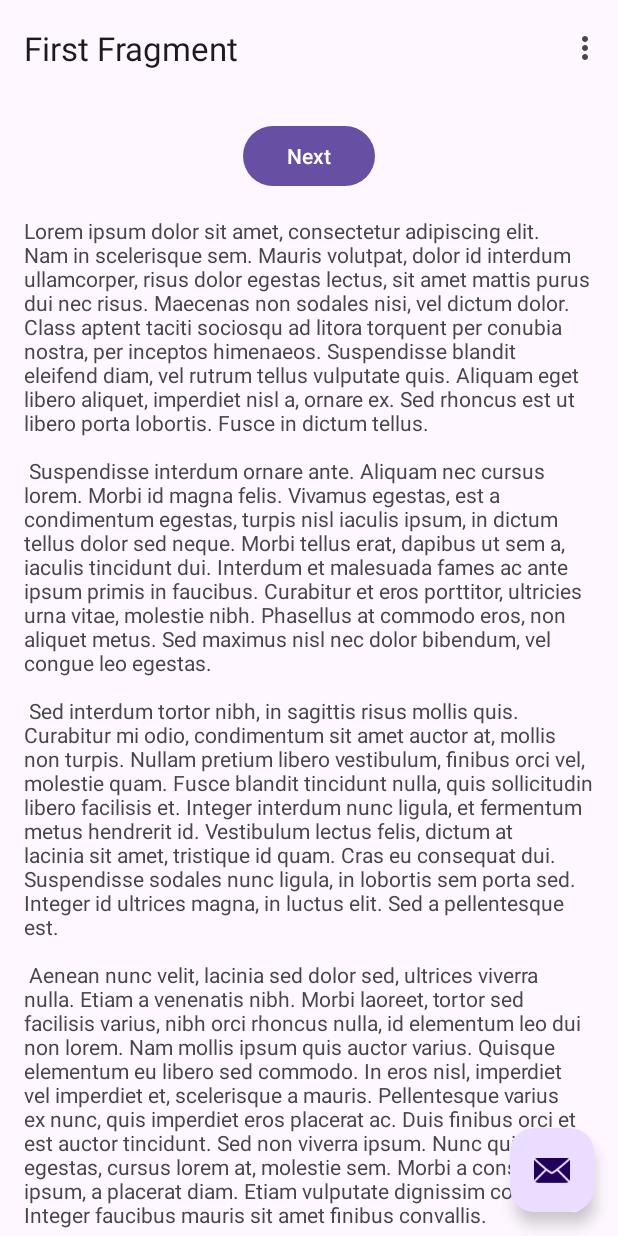
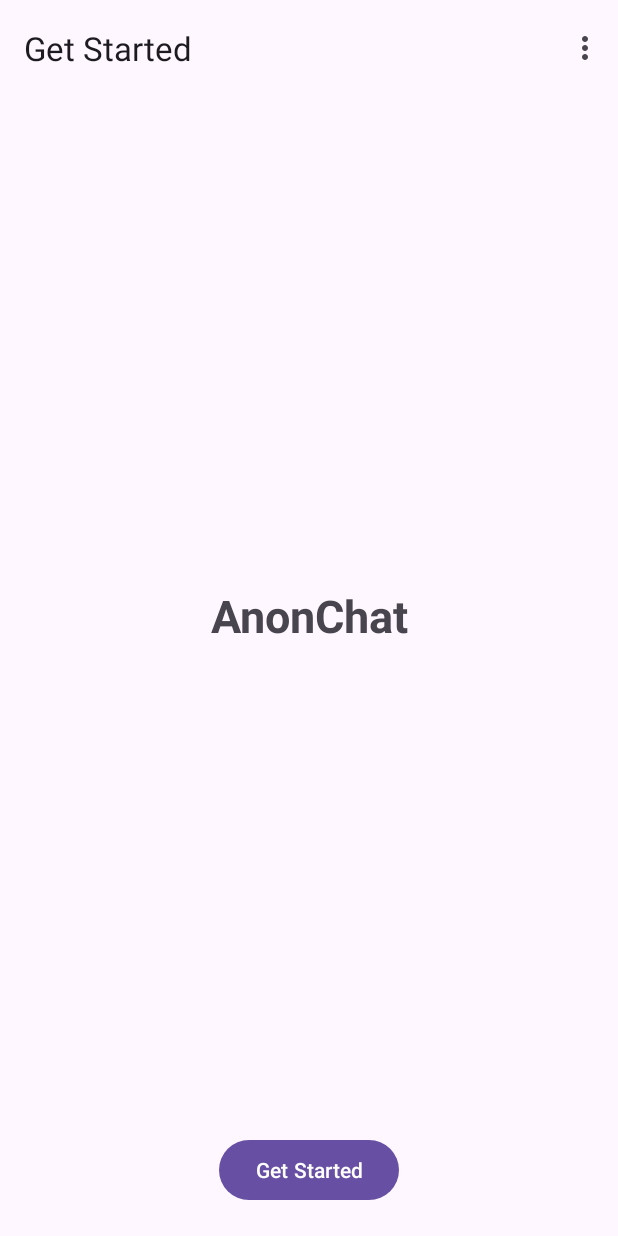
Before and after one commit to manish591/anonchat, an Android app: the screen it shows after launch (MainActivity), on a phone screen of 412 x 824 dp. Run offline under Robolectric (Android 15) with nearby library versions, the phone set to English and light mode, and no system bars; our stand-ins replace navigation-ui.

Commit message:
Feat: updated ui

```diff
--- a/app/src/main/AndroidManifest.xml
+++ b/app/src/main/AndroidManifest.xml
@@ -13,7 +13,7 @@
         android:theme="@style/Theme.AnonChat"
         tools:targetApi="31">
         <activity
-            android:name=".MainActivity"
+            android:name=".view.MainActivity"
             android:exported="true"
             android:theme="@style/Theme.AnonChat">
             <intent-filter>
--- /dev/null
+++ b/app/src/main/java/com/manish/anonchat/model/Users.java
@@ -0,0 +1,4 @@
+package com.manish.anonchat.model;
+
+public class Users {
+}
--- a/app/src/main/java/com/manish/anonchat/FirstFragment.java
+++ b/app/src/main/java/com/manish/anonchat/view/GetStarted.java
@@ -1,4 +1,4 @@
-package com.manish.anonchat;
+package com.manish.anonchat.view;
 
 import android.os.Bundle;
 import android.view.LayoutInflater;
@@ -9,11 +9,12 @@ import androidx.annotation.NonNull;
 import androidx.fragment.app.Fragment;
 import androidx.navigation.fragment.NavHostFragment;
 
-import com.manish.anonchat.databinding.FragmentFirstBinding;
+import com.manish.anonchat.R;
+import com.manish.anonchat.databinding.FragmentGetStartedBinding;
 
-public class FirstFragment extends Fragment {
+public class GetStarted extends Fragment {
 
-    private FragmentFirstBinding binding;
+    private FragmentGetStartedBinding binding;
 
     @Override
     public View onCreateView(
@@ -21,7 +22,7 @@ public class FirstFragment extends Fragment {
             Bundle savedInstanceState
     ) {
 
-        binding = FragmentFirstBinding.inflate(inflater, container, false);
+        binding = FragmentGetStartedBinding.inflate(inflater, container, false);
         return binding.getRoot();
 
     }
@@ -29,9 +30,9 @@ public class FirstFragment extends Fragment {
     public void onViewCreated(@NonNull View view, Bundle savedInstanceState) {
         super.onViewCreated(view, savedInstanceState);
 
-        binding.buttonFirst.setOnClickListener(v ->
-                NavHostFragment.findNavController(FirstFragment.this)
-                        .navigate(R.id.action_FirstFragment_to_SecondFragment)
+        binding.getStarted.setOnClickListener(v ->
+                NavHostFragment.findNavController(GetStarted.this)
+                        .navigate(R.id.action_GetStarted_to_DOB)
         );
     }
 
--- /dev/null
+++ b/app/src/main/java/com/manish/anonchat/viewmodel/UsersViewModel.java
@@ -0,0 +1,4 @@
+package com.manish.anonchat.viewmodel;
+
+public class UsersViewModel {
+}
--- a/app/src/main/res/layout/activity_main.xml
+++ b/app/src/main/res/layout/activity_main.xml
@@ -5,7 +5,7 @@
     android:layout_width="match_parent"
     android:layout_height="match_parent"
     android:fitsSystemWindows="true"
-    tools:context=".MainActivity">
+    tools:context=".view.MainActivity">
 
     <com.google.android.material.appbar.AppBarLayout
         android:layout_width="match_parent"
@@ -21,13 +21,4 @@
 
     <include layout="@layout/content_main" />
 
-    <com.google.android.material.floatingactionbutton.FloatingActionButton
-        android:id="@+id/fab"
-        android:layout_width="wrap_content"
-        android:layout_height="wrap_content"
-        android:layout_gravity="bottom|end"
-        android:layout_marginEnd="@dimen/fab_margin"
-        android:layout_marginBottom="16dp"
-        app:srcCompat="@android:drawable/ic_dialog_email" />
-
 </androidx.coordinatorlayout.widget.CoordinatorLayout>
--- a/app/src/main/res/layout/content_main.xml
+++ b/app/src/main/res/layout/content_main.xml
@@ -8,12 +8,13 @@
     <fragment
         android:id="@+id/nav_host_fragment_content_main"
         android:name="androidx.navigation.fragment.NavHostFragment"
-        android:layout_width="0dp"
-        android:layout_height="0dp"
+        android:layout_width="match_parent"
+        android:layout_height="match_parent"
         app:defaultNavHost="true"
         app:layout_constraintBottom_toBottomOf="parent"
         app:layout_constraintEnd_toEndOf="parent"
         app:layout_constraintStart_toStartOf="parent"
         app:layout_constraintTop_toTopOf="parent"
         app:navGraph="@navigation/nav_graph" />
+
 </androidx.constraintlayout.widget.ConstraintLayout>
--- a/app/src/main/res/layout/fragment_first.xml
+++ /dev/null
@@ -1,35 +0,0 @@
-<?xml version="1.0" encoding="utf-8"?>
-<androidx.core.widget.NestedScrollView xmlns:android="http://schemas.android.com/apk/res/android"
-    xmlns:app="http://schemas.android.com/apk/res-auto"
-    xmlns:tools="http://schemas.android.com/tools"
-    android:layout_width="match_parent"
-    android:layout_height="match_parent"
-    tools:context=".FirstFragment">
-
-    <androidx.constraintlayout.widget.ConstraintLayout
-        android:layout_width="match_parent"
-        android:layout_height="match_parent"
-        android:padding="16dp">
-
-        <Button
-            android:id="@+id/button_first"
-            android:layout_width="wrap_content"
-            android:layout_height="wrap_content"
-            android:text="@string/next"
-            app:layout_constraintBottom_toTopOf="@id/textview_first"
-            app:layout_constraintEnd_toEndOf="parent"
-            app:layout_constraintStart_toStartOf="parent"
-            app:layout_constraintTop_toTopOf="parent" />
-
-        <TextView
-            android:id="@+id/textview_first"
-            android:layout_width="wrap_content"
-            android:layout_height="wrap_content"
-            android:layout_marginTop="16dp"
-            android:text="@string/lorem_ipsum"
-            app:layout_constraintBottom_toBottomOf="parent"
-            app:layout_constraintEnd_toEndOf="parent"
-            app:layout_constraintStart_toStartOf="parent"
-            app:layout_constraintTop_toBottomOf="@id/button_first" />
-    </androidx.constraintlayout.widget.ConstraintLayout>
-</androidx.core.widget.NestedScrollView>
--- /dev/null
+++ b/app/src/main/res/layout/fragment_get_started.xml
@@ -0,0 +1,30 @@
+<?xml version="1.0" encoding="utf-8"?>
+<androidx.constraintlayout.widget.ConstraintLayout xmlns:android="http://schemas.android.com/apk/res/android"
+    xmlns:app="http://schemas.android.com/apk/res-auto"
+    xmlns:tools="http://schemas.android.com/tools"
+    android:layout_width="match_parent"
+    android:layout_height="match_parent"
+    tools:context=".view.GetStarted">
+
+    <TextView
+        android:layout_width="wrap_content"
+        android:layout_height="wrap_content"
+        android:text="@string/app_name"
+        app:layout_constraintBottom_toTopOf="@+id/getStarted"
+        app:layout_constraintEnd_toEndOf="parent"
+        app:layout_constraintStart_toStartOf="parent"
+        app:layout_constraintTop_toTopOf="parent"
+        android:textSize="30sp"
+        android:textStyle="bold"/>
+
+    <Button
+        android:id="@+id/getStarted"
+        android:layout_width="wrap_content"
+        android:layout_height="wrap_content"
+        android:text="@string/get_started"
+        app:layout_constraintBottom_toBottomOf="parent"
+        app:layout_constraintEnd_toEndOf="parent"
+        app:layout_constraintStart_toStartOf="parent"
+        android:layout_marginBottom="20dp"/>
+
+</androidx.constraintlayout.widget.ConstraintLayout>
--- a/app/src/main/res/menu/menu_main.xml
+++ b/app/src/main/res/menu/menu_main.xml
@@ -1,7 +1,7 @@
 <menu xmlns:android="http://schemas.android.com/apk/res/android"
     xmlns:app="http://schemas.android.com/apk/res-auto"
     xmlns:tools="http://schemas.android.com/tools"
-    tools:context="com.manish.anonchat.MainActivity">
+    tools:context="com.manish.anonchat.view.MainActivity">
     <item
         android:id="@+id/action_settings"
         android:orderInCategory="100"
--- a/app/src/main/res/navigation/nav_graph.xml
+++ b/app/src/main/res/navigation/nav_graph.xml
@@ -3,26 +3,38 @@
     xmlns:app="http://schemas.android.com/apk/res-auto"
     xmlns:tools="http://schemas.android.com/tools"
     android:id="@+id/nav_graph"
-    app:startDestination="@id/FirstFragment">
+    app:startDestination="@id/GetStarted">
 
     <fragment
-        android:id="@+id/FirstFragment"
-        android:name="com.manish.anonchat.FirstFragment"
-        android:label="@string/first_fragment_label"
-        tools:layout="@layout/fragment_first">
+        android:id="@+id/GetStarted"
+        android:name="com.manish.anonchat.view.GetStarted"
+        android:label="@string/get_started_fragment_label"
+        tools:layout="@layout/fragment_get_started">
 
         <action
-            android:id="@+id/action_FirstFragment_to_SecondFragment"
-            app:destination="@id/SecondFragment" />
+            android:id="@+id/action_GetStarted_to_DOB"
+            app:destination="@id/DateOfBirth" />
     </fragment>
+
     <fragment
-        android:id="@+id/SecondFragment"
-        android:name="com.manish.anonchat.SecondFragment"
-        android:label="@string/second_fragment_label"
-        tools:layout="@layout/fragment_second">
+        android:id="@+id/DateOfBirth"
+        android:name="com.manish.anonchat.view.DateOfBirth"
+        android:label="@string/dob_fragment_label"
+        tools:layout="@layout/fragment_date_of_birth">
 
         <action
-            android:id="@+id/action_SecondFragment_to_FirstFragment"
-            app:destination="@id/FirstFragment" />
+            android:id="@+id/action_DOB_to_Username"
+            app:destination="@id/Username" />
+    </fragment>
+
+    <fragment
+        android:id="@+id/Username"
+        android:name="com.manish.anonchat.view.Username"
+        android:label="@string/username_fragment_label"
+        tools:layout="@layout/fragment_username">
+
+        <action
+            android:id="@+id/action_Username_to_DOB"
+            app:destination="@id/GetStarted" />
     </fragment>
 </navigation>
--- a/app/src/main/res/values/strings.xml
+++ b/app/src/main/res/values/strings.xml
@@ -2,45 +2,19 @@
     <string name="app_name">AnonChat</string>
     <string name="action_settings">Settings</string>
     <!-- Strings used for fragments for navigation -->
-    <string name="first_fragment_label">First Fragment</string>
-    <string name="second_fragment_label">Second Fragment</string>
+    <string name="get_started_fragment_label">Get Started</string>
+    <string name="dob_fragment_label">Date Of Birth</string>
+    <string name="username_fragment_label">Username</string>
     <string name="next">Next</string>
     <string name="previous">Previous</string>
 
-    <string name="lorem_ipsum">
-        Lorem ipsum dolor sit amet, consectetur adipiscing elit. Nam in scelerisque sem. Mauris
-        volutpat, dolor id interdum ullamcorper, risus dolor egestas lectus, sit amet mattis purus
-        dui nec risus. Maecenas non sodales nisi, vel dictum dolor. Class aptent taciti sociosqu ad
-        litora torquent per conubia nostra, per inceptos himenaeos. Suspendisse blandit eleifend
-        diam, vel rutrum tellus vulputate quis. Aliquam eget libero aliquet, imperdiet nisl a,
-        ornare ex. Sed rhoncus est ut libero porta lobortis. Fusce in dictum tellus.\n\n
-        Suspendisse interdum ornare ante. Aliquam nec cursus lorem. Morbi id magna felis. Vivamus
-        egestas, est a condimentum egestas, turpis nisl iaculis ipsum, in dictum tellus dolor sed
-        neque. Morbi tellus erat, dapibus ut sem a, iaculis tincidunt dui. Interdum et malesuada
-        fames ac ante ipsum primis in faucibus. Curabitur et eros porttitor, ultricies urna vitae,
-        molestie nibh. Phasellus at commodo eros, non aliquet metus. Sed maximus nisl nec dolor
-        bibendum, vel congue leo egestas.\n\n
-        Sed interdum tortor nibh, in sagittis risus mollis quis. Curabitur mi odio, condimentum sit
-        amet auctor at, mollis non turpis. Nullam pretium libero vestibulum, finibus orci vel,
-        molestie quam. Fusce blandit tincidunt nulla, quis sollicitudin libero facilisis et. Integer
-        interdum nunc ligula, et fermentum metus hendrerit id. Vestibulum lectus felis, dictum at
-        lacinia sit amet, tristique id quam. Cras eu consequat dui. Suspendisse sodales nunc ligula,
-        in lobortis sem porta sed. Integer id ultrices magna, in luctus elit. Sed a pellentesque
-        est.\n\n
-        Aenean nunc velit, lacinia sed dolor sed, ultrices viverra nulla. Etiam a venenatis nibh.
-        Morbi laoreet, tortor sed facilisis varius, nibh orci rhoncus nulla, id elementum leo dui
-        non lorem. Nam mollis ipsum quis auctor varius. Quisque elementum eu libero sed commodo. In
-        eros nisl, imperdiet vel imperdiet et, scelerisque a mauris. Pellentesque varius ex nunc,
-        quis imperdiet eros placerat ac. Duis finibus orci et est auctor tincidunt. Sed non viverra
-        ipsum. Nunc quis augue egestas, cursus lorem at, molestie sem. Morbi a consectetur ipsum, a
-        placerat diam. Etiam vulputate dignissim convallis. Integer faucibus mauris sit amet finibus
-        convallis.\n\n
-        Phasellus in aliquet mi. Pellentesque habitant morbi tristique senectus et netus et
-        malesuada fames ac turpis egestas. In volutpat arcu ut felis sagittis, in finibus massa
-        gravida. Pellentesque id tellus orci. Integer dictum, lorem sed efficitur ullamcorper,
-        libero justo consectetur ipsum, in mollis nisl ex sed nisl. Donec maximus ullamcorper
-        sodales. Praesent bibendum rhoncus tellus nec feugiat. In a ornare nulla. Donec rhoncus
-        libero vel nunc consequat, quis tincidunt nisl eleifend. Cras bibendum enim a justo luctus
-        vestibulum. Fusce dictum libero quis erat maximus, vitae volutpat diam dignissim.
-    </string>
+    <!-- TODO: Remove or change this placeholder text -->
+    <string name="hello_blank_fragment">Hello blank fragment</string>
+
+    <string name="get_started">Get Started</string>
+    <string name="enter_dob">Enter DOB</string>
+    <string name="button_continue">Continue</string>
+    <string name="choose_username">Choose a username</string>
+    <string name="enter_username">Enter Username</string>
+    <string name="create_account">Create Account</string>
 </resources>
```
Also changed, not shown: app/src/main/java/com/manish/anonchat/view/DateOfBirth.java (renamed from app/src/main/java/com/manish/anonchat/SecondFragment.java, +9 -9 lines), app/src/main/java/com/manish/anonchat/view/MainActivity.java (renamed from app/src/main/java/com/manish/anonchat/MainActivity.java, +2 -10 lines), app/src/main/java/com/manish/anonchat/view/Username.java (added, +46 -0 lines), app/src/main/java/com/manish/anonchat/view/Welcome.java (added, +66 -0 lines), app/src/main/res/layout/fragment_date_of_birth.xml (added, +37 -0 lines), app/src/main/res/layout/fragment_second.xml (deleted, +0 -35 lines), app/src/main/res/layout/fragment_username.xml (added, +55 -0 lines), app/src/main/res/layout/fragment_welcome.xml (added, +14 -0 lines).
